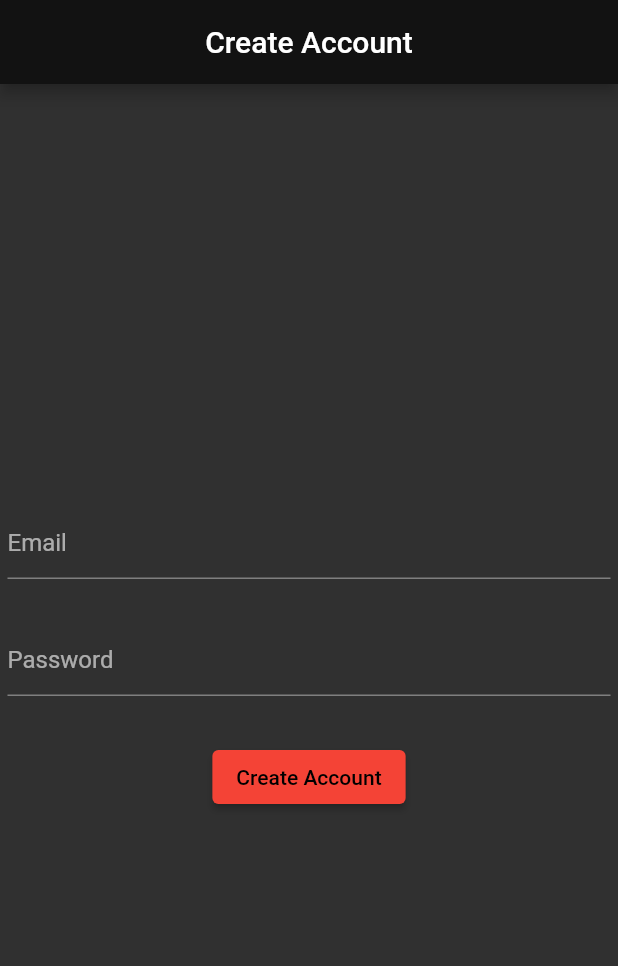
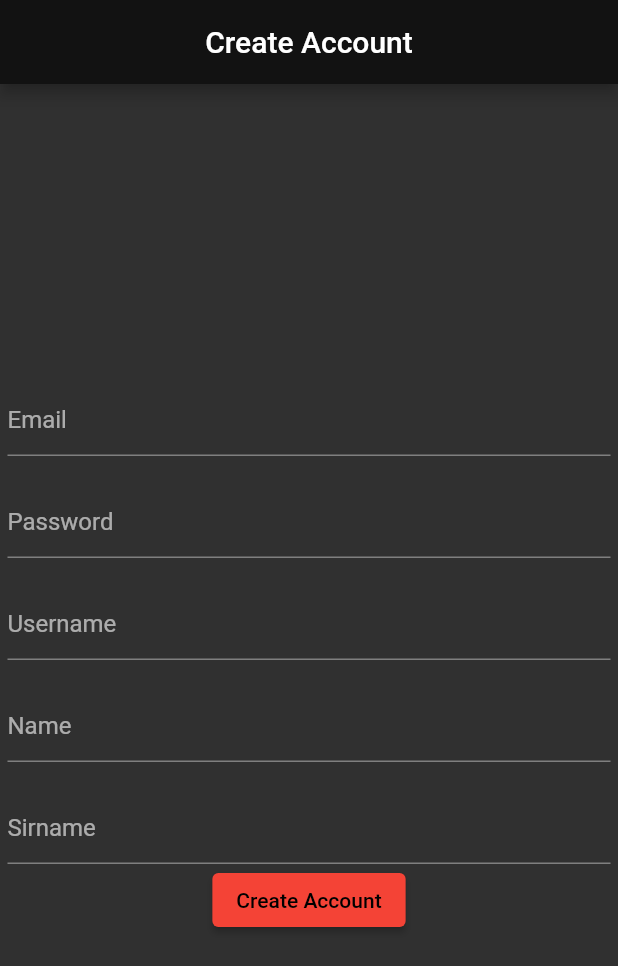
Before and after one commit to LyffLyff/FPV-Drohne, a Flutter app: the screen it shows after launch, after a tap on "Create Account", on a phone screen of 412 x 824 dp. Shown: the top 966 px of the screen. Run offline on Flutter 3.47's test engine with Material 2 defaults, Android fonts, the phone set to English and light mode, and no system bars; our stand-ins replace bloc, cloud_firestore, firebase_auth, firebase_core, syncfusion_flutter_gauges; accounts and stored records are empty; network calls fail; project files that could hold a hidden picture were left out.

Commit message:
Using Firestore to Save and Fetch basic Userdata

```diff
--- a/lib/auth/auth_service.dart
+++ b/lib/auth/auth_service.dart
@@ -1,15 +1,62 @@
+import 'package:bloc/bloc.dart';
+import 'package:cloud_firestore/cloud_firestore.dart';
 import 'package:firebase_auth/firebase_auth.dart';
 
+
+class UserModel{
+  final String email;
+  final String name;
+  final String username;
+  final String profileImgURL;
+
+  UserModel(
+      {required this.email,
+      required this.name,
+      required this.username,
+      required this.profileImgURL
+      }
+    );
+
+  Map<String, dynamic> toJson() => {
+        "email": email,
+        "name": name,
+        "username": username,
+        "profileImgURL": ""
+      };
+
+  static UserModel? fromSnap (DocumentSnapshot snap) {
+    var snapshot = snap.data() as Map<String, dynamic>;
+    return UserModel(
+      username: snapshot['username'],
+      name: snapshot['name'],
+      email: snapshot['email'],
+      profileImgURL: snapshot['profileImgURL'],
+    );
+  }
+}
+
+
 class AuthService {
+  final FirebaseFirestore _firestore = FirebaseFirestore.instance;
+
   Future<String?> registration({
     required String email,
     required String password,
+    required String username,
+    required String name,
   }) async {
     try {
+
+      // Create User with Email and Password
       await FirebaseAuth.instance.createUserWithEmailAndPassword(
         email: email,
         password: password,
       );
+
+      // Add Data to User Profile
+      print("INITING USER");
+      await initUserData(newUser: UserModel(email: email, name: name, username: username, profileImgURL: ""));
+
       return 'Success';
     } on FirebaseAuthException catch (e) {
       if (e.code == 'weak-password') {
@@ -46,4 +93,26 @@ class AuthService {
       return e.toString();
     }
   }
+
+  Future<String?> initUserData({
+    required UserModel newUser,
+  }) async {
+    _firestore.collection("users").doc(newUser.email).set({
+      "email" : newUser.email,
+      "name" : newUser.name,
+      "profileImgURL" : "",
+      "username" : newUser.username
+      });
+
+    print("Userdata Saved");
+  }
+
+  Future<String?> fetchUserData({required String email}) async {
+      var docSnapshot = await _firestore.collection("users").doc(email).get();
+      if (docSnapshot.exists) {
+        Map<String, dynamic>? data = docSnapshot.data();
+        return data?['username'];
+      }
+      return null;
+    }
 }
--- a/lib/main.dart
+++ b/lib/main.dart
@@ -7,6 +7,7 @@ import 'package:flutter/material.dart';
 import 'package:drone_2_0/screens/login/login.dart';
 import "package:firebase_core/firebase_core.dart";
 import 'package:firebase_auth/firebase_auth.dart';
+import 'package:drone_2_0/auth/auth_service.dart';
 import 'firebase_options.dart';
 
 void main() async {
@@ -25,14 +26,20 @@ class MyApp extends StatefulWidget {
 
 class _MyAppState extends State<MyApp> {
 late StreamSubscription<User?> user;
+late String? username = "";
+late String userEmail;
+
   @override
   void initState() {
     super.initState();
-    user = FirebaseAuth.instance.authStateChanges().listen((user) {
+    user = FirebaseAuth.instance.authStateChanges().listen((user) async {
       if (user == null) {
         print('User is currently signed out!');
       } else {
+        userEmail = user.email!;
         print('User is signed in!');
+        print(userEmail);
+        username = await AuthService().fetchUserData(email: userEmail);
       }
     });
   }
--- a/lib/screens/login/create_account.dart
+++ b/lib/screens/login/create_account.dart
@@ -1,4 +1,5 @@
 import 'package:drone_2_0/auth/auth_service.dart';
+import 'package:drone_2_0/widgets/utils/helper_widgets.dart';
 import 'package:flutter/material.dart';
 
 class CreateAccount extends StatefulWidget {
@@ -11,6 +12,9 @@ class CreateAccount extends StatefulWidget {
 class _CreateAccountState extends State<CreateAccount> {
   final TextEditingController _emailController = TextEditingController();
   final TextEditingController _passwordController = TextEditingController();
+  final TextEditingController _nameController = TextEditingController();
+  final TextEditingController _sirNameController = TextEditingController();
+  final TextEditingController _userNameController = TextEditingController();
 
   @override
   Widget build(BuildContext context) {
@@ -30,9 +34,7 @@ class _CreateAccountState extends State<CreateAccount> {
                 decoration: const InputDecoration(hintText: 'Email'),
               ),
             ),
-            const SizedBox(
-              height: 30.0,
-            ),
+            addVerticalSpace(20),
             SizedBox(
               width: MediaQuery.of(context).size.width - 10,
               child: TextField(
@@ -43,18 +45,40 @@ class _CreateAccountState extends State<CreateAccount> {
                 ),
               ),
             ),
-            const SizedBox(
-              height: 30.0,
+            addVerticalSpace(20),
+            SizedBox(
+              width: MediaQuery.of(context).size.width - 10,
+              child: TextField(
+                controller: _userNameController,
+                decoration: const InputDecoration(hintText: 'Username'),
+              ),
+            ),
+            addVerticalSpace(20),
+            SizedBox(
+              width: MediaQuery.of(context).size.width - 10,
+              child: TextField(
+                controller: _nameController,
+                decoration: const InputDecoration(hintText: 'Name'),
+              ),
+            ),
+            addVerticalSpace(20),
+            SizedBox(
+              width: MediaQuery.of(context).size.width - 10,
+              child: TextField(
+                controller: _sirNameController,
+                decoration: const InputDecoration(hintText: 'Sirname'),
+              ),
             ),
             ElevatedButton(
               onPressed: () async {
                 final message = await AuthService().registration(
                   email: _emailController.text,
                   password: _passwordController.text,
+                  username: _userNameController.text,
+                  name: _nameController.text + _sirNameController.text,
                 );
                 if (message!.contains('Success')) {
-                  Navigator.of(context).pushReplacement(
-                      MaterialPageRoute(builder: (context) => const Text("Very Goof")));
+                  Navigator.of(context).pushReplacementNamed("login");
                 }
                 ScaffoldMessenger.of(context).showSnackBar(
                   SnackBar(
--- a/lib/screens/login/login.dart
+++ b/lib/screens/login/login.dart
@@ -61,6 +61,7 @@ class _LoginScreenState extends State<LoginScreen> {
                     email: _emailController.text,
                     password: _passwordController.text,
                   );
+
                   if (message!.contains('Success')) {
                     Navigator.of(context).pushReplacement(
                         MaterialPageRoute(builder: (context) => const HomePage()));
--- a/lib/screens/user_profile.dart
+++ b/lib/screens/user_profile.dart
@@ -46,8 +46,8 @@ class _UserProfileState extends State<UserProfile> {
             endIndent: 0,
             color: Colors.black,
           ),
-          Text("Username"),
-          Text("Email"),
+          const Text("Username"),
+          const Text("Email"),
         ]),
       ),
     );
--- a/lib/themes/main_themes.dart
+++ b/lib/themes/main_themes.dart
@@ -7,9 +7,9 @@ ThemeData lightTheme = ThemeData(
   textTheme: const TextTheme(
     displayLarge: TextStyle(fontSize: 32)
   ),
-  appBarTheme: AppBarTheme(
+  appBarTheme: const AppBarTheme(
     iconTheme: IconThemeData(
-      color: const Color.fromARGB(255, 87, 87, 87)
+      color: Color.fromARGB(255, 87, 87, 87)
     ),
   ),
   colorScheme: ColorScheme.fromSeed(seedColor: Colors.green),
@@ -18,5 +18,5 @@ ThemeData lightTheme = ThemeData(
 
 ThemeData darkTheme = ThemeData(
      primaryColor: const Color.fromARGB(255, 255, 255, 255),
-     colorScheme: ColorScheme.dark().copyWith(primary: Colors.primaries.first),
+     colorScheme: const ColorScheme.dark().copyWith(primary: Colors.primaries.first),
   );
```
